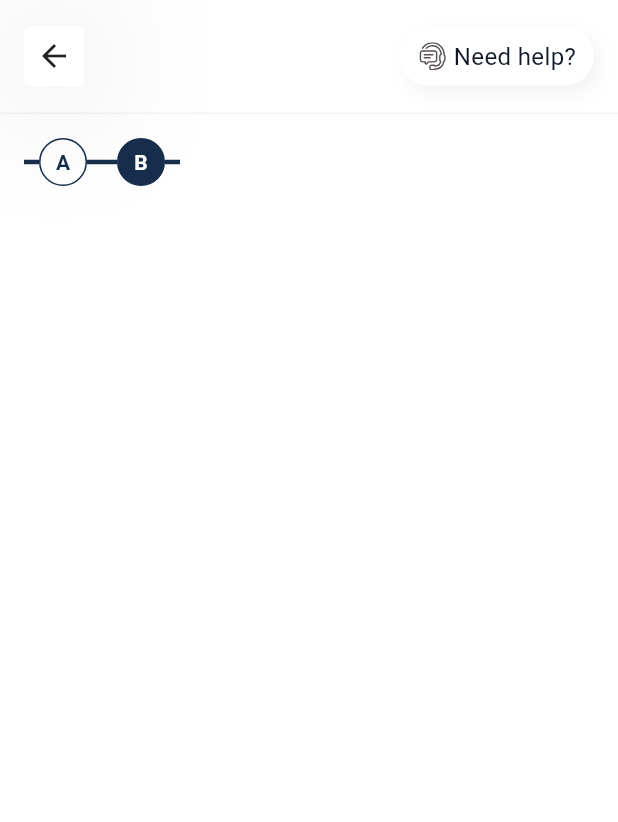
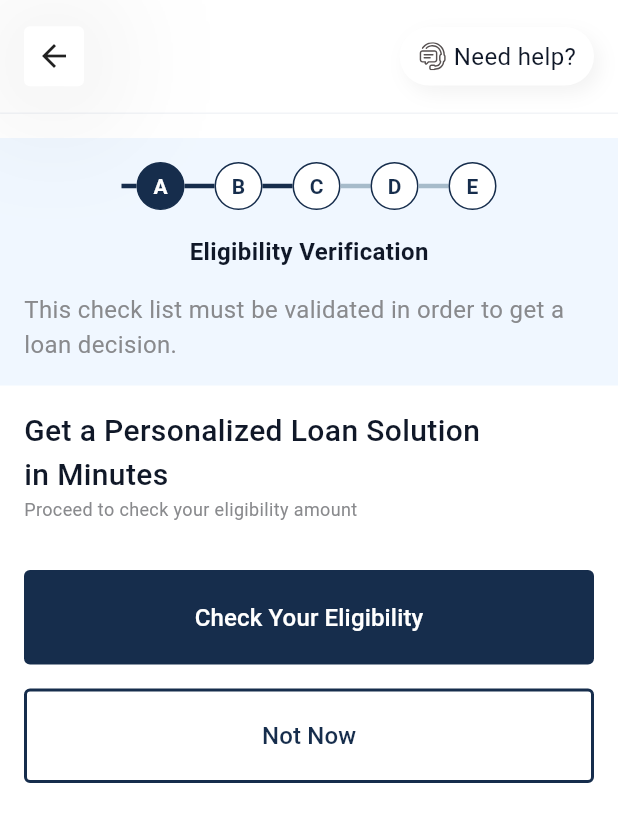
Before and after one commit to phil196000/first_bank_app, a Flutter app: the screen it shows after launch, on a phone screen of 412 x 824 dp. Shown: the top 822 px of the screen. Run offline on Flutter 3.47's test engine with Material 3 defaults, Android fonts, the phone set to English and light mode, and no system bars; our stand-ins replace flutter_svg.

Commit message:
Eligibility verification screen

```diff
--- /dev/null
+++ b/lib/common_widgets/buttons/primary_button.dart
@@ -0,0 +1,71 @@
+import 'package:first_bank_app/constants/constants.dart';
+import 'package:flutter/material.dart';
+
+class PrimaryButton extends StatelessWidget {
+  const PrimaryButton({
+    super.key,
+    this.onPressed,
+    required this.label,
+    this.disabled = false,
+    this.loading = false,
+    this.prefixIcon,
+  });
+
+  final void Function()? onPressed;
+  final String label;
+  final bool disabled;
+  final bool loading;
+  final Icon? prefixIcon;
+
+  @override
+  Widget build(BuildContext context) {
+    return ElevatedButton(
+      style: ButtonStyle(
+        backgroundColor: WidgetStateProperty.all<Color>(
+          AppColors.primary,
+        ),
+        shape: WidgetStateProperty.all<RoundedRectangleBorder>(
+          RoundedRectangleBorder(
+            borderRadius: BorderRadius.circular(
+              Spacing.s4,
+            ),
+          ),
+        ),
+        padding: WidgetStateProperty.all<EdgeInsetsGeometry>(
+          const EdgeInsets.symmetric(
+            vertical: Spacing.s20,
+            horizontal: Spacing.s20,
+          ),
+        ),
+        elevation: WidgetStateProperty.all<double>(0.0),
+      ),
+      onPressed: disabled || loading ? null : onPressed,
+      child: loading
+          ? const SizedBox(
+              width: Spacing.s24,
+              height: Spacing.s24,
+              child: CircularProgressIndicator(
+                color: Colors.white,
+                strokeWidth: Spacing.s2,
+              ),
+            )
+          : Row(
+              mainAxisAlignment: MainAxisAlignment.center,
+              children: [
+                if (prefixIcon != null)
+                  Padding(
+                    padding: const EdgeInsets.only(right: 8.0),
+                    child: prefixIcon!,
+                  ),
+                Text(
+                  label,
+                  style: const TextStyle(
+                    color: Colors.white,
+                    fontSize: Spacing.s16,
+                  ),
+                ),
+              ],
+            ),
+    );
+  }
+}
--- /dev/null
+++ b/lib/common_widgets/buttons/secondary_button.dart
@@ -0,0 +1,78 @@
+import 'package:flutter/material.dart';
+import 'package:first_bank_app/constants/constants.dart';
+
+class SecondaryButton extends StatelessWidget {
+  const SecondaryButton({
+    super.key,
+    this.onPressed,
+    required this.label,
+    this.disabled = false,
+    this.loading = false,
+    this.prefixIcon,
+  });
+
+  final void Function()? onPressed;
+  final String label;
+  final bool disabled;
+  final bool loading;
+  final Icon? prefixIcon;
+
+  @override
+  Widget build(BuildContext context) {
+    return OutlinedButton(
+      style: ButtonStyle(
+        backgroundColor: WidgetStateProperty.all<Color>(
+          Colors.transparent,
+        ),
+        shape: WidgetStateProperty.all<RoundedRectangleBorder>(
+          RoundedRectangleBorder(
+            borderRadius: BorderRadius.circular(
+              Spacing.s4,
+            ),
+          ),
+        ),
+        padding: WidgetStateProperty.all<EdgeInsetsGeometry>(
+          const EdgeInsets.symmetric(
+            vertical: Spacing.s20,
+            horizontal: Spacing.s20,
+          ),
+        ),
+        side: WidgetStateProperty.all<BorderSide>(
+          BorderSide(
+            color: AppColors.primary,
+            width: Spacing.s2,
+          ),
+        ),
+      ),
+      onPressed: disabled || loading ? null : onPressed,
+      child: loading
+          ? const SizedBox(
+              width: Spacing.s26,
+              height: Spacing.s26,
+              child: CircularProgressIndicator(
+                color: Colors.white,
+                strokeWidth: Spacing.s2,
+              ),
+            )
+          : Row(
+              mainAxisAlignment: MainAxisAlignment.center,
+              children: [
+                if (prefixIcon != null)
+                  Padding(
+                    padding: const EdgeInsets.only(
+                      right: Spacing.s8,
+                    ),
+                    child: prefixIcon!,
+                  ),
+                Text(
+                  label,
+                  style: TextStyle(
+                    color: AppColors.primary,
+                    fontSize: FontSizes.s16,
+                  ),
+                ),
+              ],
+            ),
+    );
+  }
+}
--- /dev/null
+++ b/lib/common_widgets/common_widgets.dart
@@ -0,0 +1,9 @@
+export './layouts/primary_layout.dart';
+
+// buttons
+export './buttons/primary_button.dart';
+export './buttons/secondary_button.dart';
+
+// text
+export './text/primary_text.dart';
+export './text/secondary_text.dart';
--- a/lib/features/loan/screens/eligibility_verfication.dart
+++ b/lib/features/loan/screens/eligibility_verfication.dart
@@ -1,4 +1,8 @@
+import 'package:first_bank_app/common_widgets/common_widgets.dart';
 import 'package:first_bank_app/common_widgets/layouts/primary_layout.dart';
+import 'package:first_bank_app/common_widgets/text/primary_text.dart';
+import 'package:first_bank_app/common_widgets/text/secondary_text.dart';
+import 'package:first_bank_app/constants/constants.dart';
 import 'package:first_bank_app/features/loan/widgets/loan_app_bar.dart';
 import 'package:first_bank_app/features/loan/widgets/loan_request_stepper.dart';
 import 'package:flutter/material.dart';
@@ -9,11 +13,59 @@ class EligibilityVerfication extends StatelessWidget {
   @override
   Widget build(BuildContext context) {
     return PrimaryLayout(
+      padding: EdgeInsets.zero,
       appBar: LoanAppBar(),
-      child: Column(
-        children: [
-          LoanRequestStepper(),
-        ],
+      child: SingleChildScrollView(
+        padding: EdgeInsets.only(
+          top: Spacing.s16,
+        ),
+        child: Column(
+          spacing: Spacing.s16,
+          crossAxisAlignment: CrossAxisAlignment.start,
+          children: [
+            LoanRequestStepper(
+              title: 'Eligibility Verification',
+              subTitle:
+                  'This check list must be validated in order to get a loan'
+                  ' decision.',
+            ),
+            Padding(
+              padding: EdgeInsets.symmetric(
+                horizontal: Spacing.s16,
+              ),
+              child: Column(
+                crossAxisAlignment: CrossAxisAlignment.start,
+                children: [
+                  PrimaryText(
+                    text: 'Get a Personalized Loan Solution \nin Minutes',
+                    fontSize: FontSizes.s20,
+                    fontWeight: FontWeight.w500,
+                  ),
+                  SecondaryText(
+                    text: 'Proceed to check your eligibility amount',
+                    fontSize: FontSizes.s12,
+                  ),
+                  SizedBox(
+                    height: Spacing.s32,
+                  ),
+                  PrimaryButton(
+                    label: 'Check Your Eligibility',
+                    onPressed: () {},
+                  ),
+                  SizedBox(
+                    height: Spacing.s16,
+                  ),
+                  SecondaryButton(
+                    label: 'Not Now',
+                    onPressed: () {
+                      Navigator.pop(context);
+                    },
+                  ),
+                ],
+              ),
+            ),
+          ],
+        ),
       ),
     );
   }
--- a/lib/features/loan/widgets/loan_request_stepper.dart
+++ b/lib/features/loan/widgets/loan_request_stepper.dart
@@ -1,8 +1,9 @@
 import 'package:first_bank_app/common_widgets/text/primary_text.dart';
 import 'package:first_bank_app/common_widgets/text/secondary_text.dart';
-import 'package:first_bank_app/constants/app_colors.dart';
 import 'package:first_bank_app/constants/constants.dart';
+import 'package:first_bank_app/features/loan/providers/loan_provider.dart';
 import 'package:flutter/material.dart';
+import 'package:provider/provider.dart';
 
 class LoanRequestStepper extends StatelessWidget {
   LoanRequestStepper({
@@ -16,26 +17,39 @@ class LoanRequestStepper extends StatelessWidget {
 
   @override
   Widget build(BuildContext context) {
+    final currentStep =
+        context.select((LoanProvider state) => state.currentStep);
     return Container(
+      padding: EdgeInsets.all(
+        Spacing.s16,
+      ),
+      decoration: BoxDecoration(
+        color: AppColors.secondary,
+      ),
       child: Column(
         spacing: Spacing.s16,
         children: [
           Row(
-            children: [
-              LoanRequestStepperItem(
-                label: 'A',
-              ),
-              LoanRequestStepperItem(
-                label: 'B',
-                isCompleted: true,
-              ),
-            ],
+            mainAxisAlignment: MainAxisAlignment.center,
+            children: steps.map(
+              (step) {
+                return LoanRequestStepperItem(
+                  label: step,
+                  isCompleted: steps.indexOf(step) <= currentStep,
+                  hideLastDivider: steps.indexOf(step) == steps.length - 1,
+                  isActive: steps.indexOf(step) <= currentStep + 1,
+                  isFirst: steps.indexOf(step) == 0,
+                );
+              },
+            ).toList(),
           ),
           PrimaryText(
             text: title ?? '',
             fontWeight: FontWeight.w600,
           ),
-          SecondaryText(text: subTitle ?? ''),
+          SecondaryText(
+            text: subTitle ?? '',
+          ),
         ],
       ),
     );
@@ -47,18 +61,29 @@ class LoanRequestStepperItem extends StatelessWidget {
     super.key,
     required this.label,
     this.isCompleted = false,
+    this.hideLastDivider = false,
+    this.isActive = false,
+    this.isFirst = false,
   });
   final String label;
   final bool isCompleted;
+  final bool hideLastDivider;
+  final bool isActive;
+  final bool isFirst;
   @override
   Widget build(BuildContext context) {
     return Row(
       children: [
+        if (isFirst)
           Container(
             width: Spacing.s10,
             height: 3,
             decoration: BoxDecoration(
-            color: AppColors.primary,
+              color: isActive
+                  ? AppColors.primary
+                  : Color(
+                      0xFFA6BBCA,
+                    ),
             ),
           ),
         Container(
@@ -82,11 +107,16 @@ class LoanRequestStepperItem extends StatelessWidget {
             ),
           ),
         ),
+        if (!hideLastDivider)
           Container(
-          width: Spacing.s10,
+            width: Spacing.s20,
             height: 3,
             decoration: BoxDecoration(
-            color: AppColors.primary,
+              color: isActive
+                  ? AppColors.primary
+                  : Color(
+                      0xFFA6BBCA,
+                    ),
             ),
           ),
       ],
```
Lines whose indentation alone changed are shown as unchanged.
